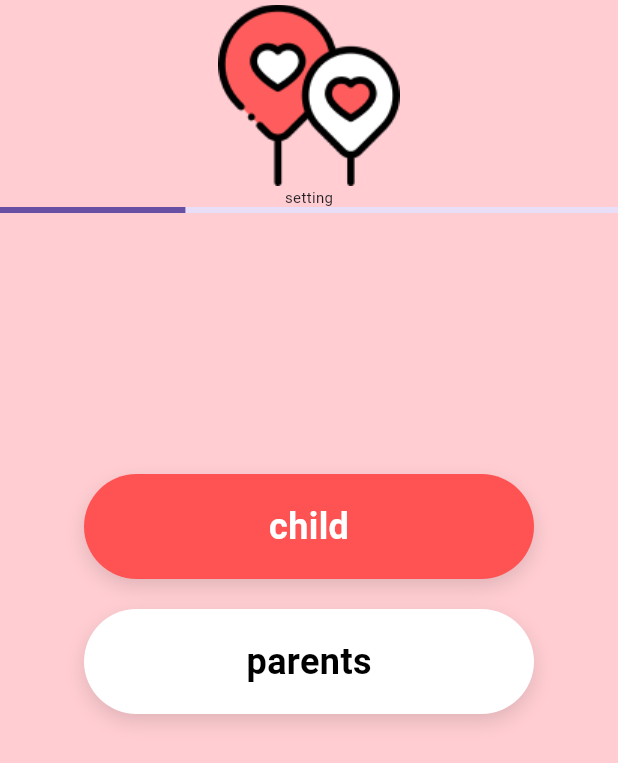
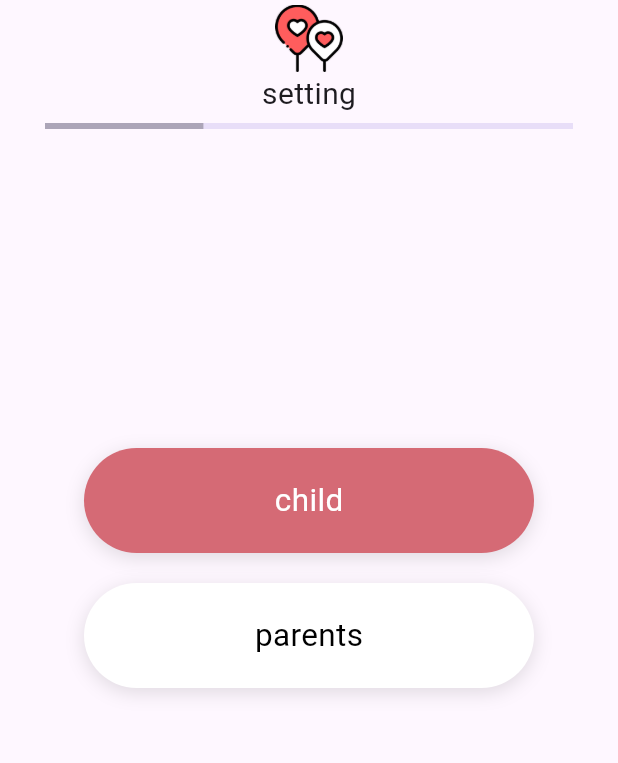
Before and after one commit to yuhaeun-la/LG_Flutter, a Flutter app: the screen it shows after launch, on a phone screen of 412 x 824 dp. Shown: the top 763 px of the screen. Run offline on Flutter 3.47's test engine with Material 3 defaults, Android fonts, the phone set to English and light mode, and no system bars.

Commit message:
add:: UI수정

```diff
--- a/lib/ui/views/child/progress1_view.dart
+++ b/lib/ui/views/child/progress1_view.dart
@@ -9,7 +9,6 @@ class ChildProgress1View extends StatelessWidget {
   @override
   Widget build(BuildContext context) {
     return Scaffold(
-      backgroundColor: mainColor, // 배경색 설정
       body: SafeArea(
         child: Column(
           children: [
--- a/lib/ui/views/components/wide_toggle_button.dart
+++ b/lib/ui/views/components/wide_toggle_button.dart
@@ -1,4 +1,5 @@
 import 'package:flutter/material.dart';
+import 'package:little_guardian/utils/colors_util.dart';
 
 class wideToggleButton extends StatelessWidget {
   final String firstText;
@@ -40,13 +41,13 @@ class wideToggleButton extends StatelessWidget {
             width: 300,
             height: 70,
             decoration: BoxDecoration(
-              color: isSelected ? Colors.redAccent : Colors.white,
-              borderRadius: BorderRadius.circular(50),
+              color: isSelected ? pointColor : Colors.white,
+              borderRadius: BorderRadius.circular(40),
               boxShadow: [
                 BoxShadow(
                   color: Colors.black12,
                   blurRadius: 10,
-                  offset: Offset(0, 5),
+                  offset: Offset(0, 3),
                 ),
               ],
             ),
@@ -54,9 +55,9 @@ class wideToggleButton extends StatelessWidget {
               child: Text(
                 text,
                 style: TextStyle(
-                  fontSize: 24,
+                  fontSize: 21,
                   color: isSelected ? Colors.white : Colors.black,
-                  fontWeight: FontWeight.bold,
+                  fontWeight: FontWeight.normal,
                 ),
               ),
             ),
--- a/lib/ui/views/setting_top_view.dart
+++ b/lib/ui/views/setting_top_view.dart
@@ -13,16 +13,27 @@ class SettingTopView extends StatelessWidget {
     return Container(
       margin: EdgeInsets.only(top: 3), //여기서 의미하는 숫자가 뭔지
       child: Column(
-        mainAxisAlignment: MainAxisAlignment.center,
         children: <Widget>[
-          Image.asset('assets/mainIcon.png'),
-          Text('setting',
-            style: TextStyle(
-                fontSize: 10
+          Image.asset(
+            width: 45,
+              height: 45,
+              'assets/mainIcon.png'
+          ),
+          Padding(
+            padding: const EdgeInsets.only(bottom: 0),
+            child: Text('setting',
+              textAlign: TextAlign.left,
+              style: TextStyle(
+                  fontSize: 20,
+              ),
             ),
           ),
-          LinearProgressIndicator( //얘는 위젯이라 위젯을 넣어줘야해? 다른 애들은 위젯이 아니야?
-            value: progressLevel,
+          Padding(
+            padding: const EdgeInsets.fromLTRB(30,5,30,30),
+            child: LinearProgressIndicator(
+              value: progressLevel,
+              color: Colors.black26,
+            ),
           ),
         ],
       ),
--- a/lib/utils/colors_util.dart
+++ b/lib/utils/colors_util.dart
@@ -1,3 +1,5 @@
 import 'package:flutter/material.dart';
 
 const Color mainColor = Color(0xFFFFCDD2);
+const Color pointColor = Color(0xFFD56A75);
+const Color fontMainColor = Color(0xFF1E1A1A);
```
